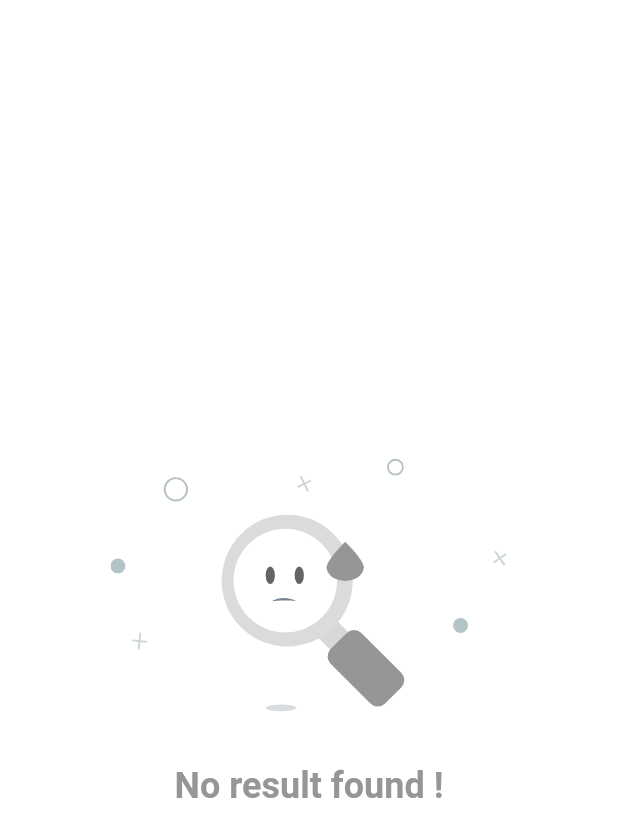
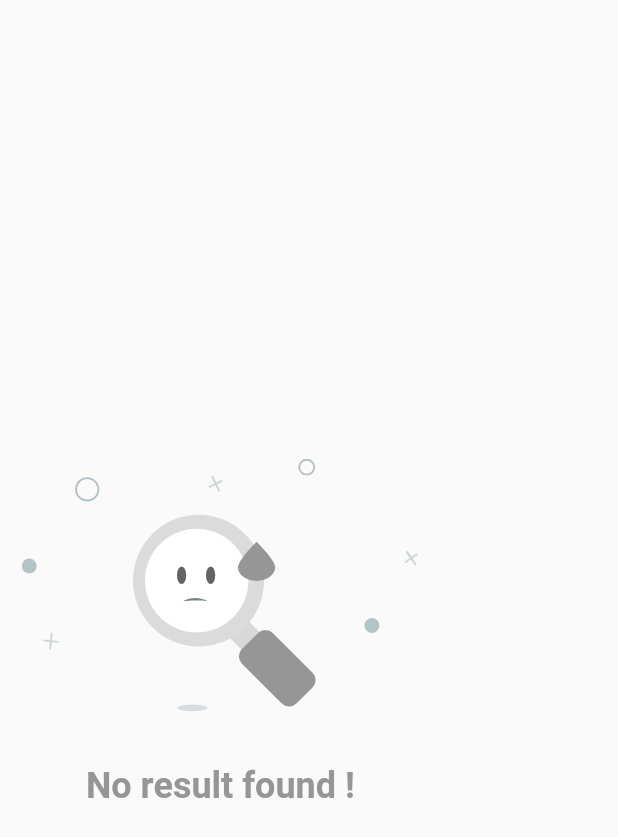
Before and after one commit to lyabs-dev/flutter-project-structure, a Flutter app: the EmptyWidget widget shown alone on an empty page, opened directly, on a phone screen of 412 x 824 dp. Shown: the top 837 px of the screen. Run offline on Flutter 3.47's test engine with Material 2 defaults, Android fonts, the phone set to English and light mode, and no system bars; our stand-ins replace flutter_bloc, flutter_screenutil, lottie, shared_preferences; missing offline and left inert: test; accounts and stored records are empty; generated files the repository leaves out were written again.

Commit message:
update component

```diff
--- /dev/null
+++ b/lib/presentation/components/empty_widget.dart
@@ -0,0 +1,23 @@
+import '../../utils/my_material.dart';
+
+class EmptyWidget extends StatelessWidget {
+  const EmptyWidget({Key? key}) : super(key: key);
+
+  @override
+  Widget build(BuildContext context) {
+    return Column(
+      mainAxisAlignment: MainAxisAlignment.center,
+      children: [
+        Lottie.asset(
+          PathAnimation.searchEmpty,
+          height: 200,
+          repeat: true,
+          fit: BoxFit.fill,
+        ),
+        SizedBox(height: paddingLarge.r),
+        Text(AppLocalizations.of(context)!.noResultFound,
+            style: const TextStyle(color: colorError, fontSize: textSizeNormal, fontWeight: FontWeight.w700)),
+      ],
+    );
+  }
+}
--- a/lib/presentation/empty_widget.dart
+++ /dev/null
@@ -1,31 +0,0 @@
-import '../utils/my_material.dart';
-
-class EmptyWidget extends StatelessWidget {
-  const EmptyWidget({Key? key}) : super(key: key);
-
-  @override
-  Widget build(BuildContext context) {
-    return Container(
-        padding: const EdgeInsets.all(20),
-        color: Colors.white,
-        child: ConstrainedBox(
-            constraints: BoxConstraints(
-                minHeight: MediaQuery.of(context).size.height, minWidth: MediaQuery.of(context).size.width),
-            child: IntrinsicHeight(
-              child: Column(
-                mainAxisAlignment: MainAxisAlignment.center,
-                children: [
-                  Lottie.asset(
-                    PathAnimation.searchEmpty,
-                    height: 200,
-                    repeat: true,
-                    fit: BoxFit.fill,
-                  ),
-                  SizedBox(height: paddingLarge.r),
-                  Text(AppLocalizations.of(context)!.noResultFound,
-                      style: const TextStyle(color: colorError, fontSize: textSizeNormal, fontWeight: FontWeight.w700)),
-                ],
-              ),
-            )));
-  }
-}
--- a/lib/presentation/screens/error_page/error_page.dart
+++ b/lib/presentation/screens/error_page/error_page.dart
@@ -35,8 +35,6 @@ class ErrorPage extends StatelessWidget {
                   ),
                   Image(
                     filterQuality: FilterQuality.high,
-                    height: getProportionateScreenHeight(270, context),
-                    width: getProportionateScreenWidth(270, context),
                     image: AssetImage(
                       PathImage.notFound,
                     ),
--- a/lib/utils/my_material.dart
+++ b/lib/utils/my_material.dart
@@ -8,7 +8,6 @@ export 'package:lottie/lottie.dart';
 
 //components
 export 'package:lyabs_dev/presentation/components/app_button.dart';
-export 'package:lyabs_dev/presentation/empty_widget.dart';
 export 'package:lyabs_dev/presentation/components/app_dialog.dart';
 export 'package:lyabs_dev/presentation/components/page_container.dart';
 
```
Also changed, not shown: lib/presentation/screens/home/home.dart (+7 -1 lines), assets/images/not_found.png.
